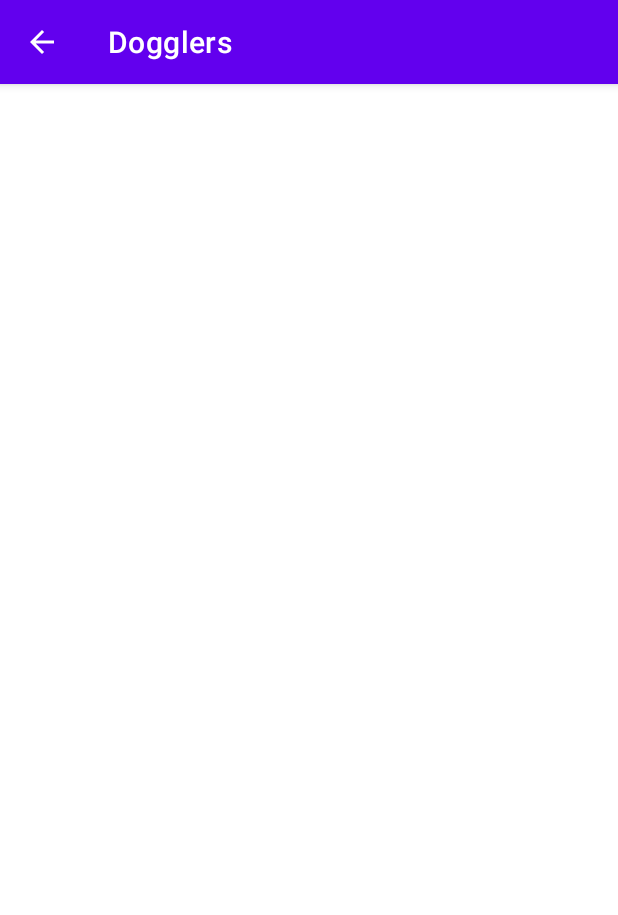
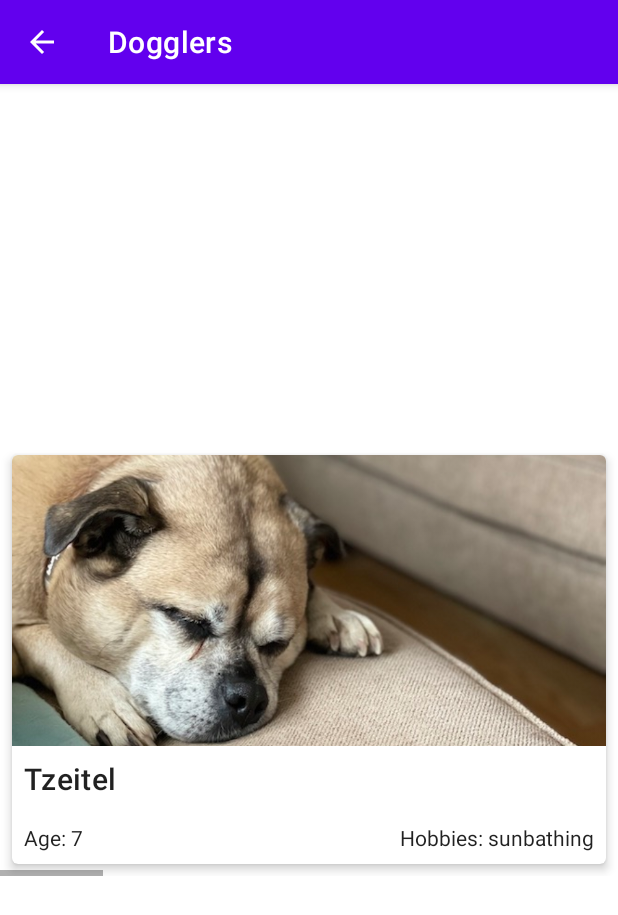
Before and after one commit to Gil-Campos/Android-Basics-in-Kotlin, an Android app: the HorizontalListActivity screen opened directly, with no data from a screen before it, on a phone screen of 412 x 824 dp. Shown: the top 915 px of the screen. Run offline under Robolectric (Android 15) with nearby library versions, the phone set to English and light mode, and no system bars.

```diff
--- a/Unit-2/android-basics-kotlin-dogglers-app/app/src/main/java/com/example/dogglers/adapter/DogCardAdapter.kt
+++ b/Unit-2/android-basics-kotlin-dogglers-app/app/src/main/java/com/example/dogglers/adapter/DogCardAdapter.kt
@@ -16,9 +16,15 @@
 package com.example.dogglers.adapter
 
 import android.content.Context
+import android.view.LayoutInflater
 import android.view.View
 import android.view.ViewGroup
+import android.widget.ImageView
+import android.widget.TextView
 import androidx.recyclerview.widget.RecyclerView
+import com.example.dogglers.R
+import com.example.dogglers.data.DataSource
+import com.example.dogglers.model.Dog
 
 /**
  * Adapter to inflate the appropriate list item layout and populate the view with information
@@ -27,40 +33,43 @@ import androidx.recyclerview.widget.RecyclerView
 class DogCardAdapter(
     private val context: Context?,
     private val layout: Int
-): RecyclerView.Adapter<DogCardAdapter.DogCardViewHolder>() {
+) : RecyclerView.Adapter<DogCardAdapter.DogCardViewHolder>() {
 
-    // TODO: Initialize the data using the List found in data/DataSource
+    private val dogs: List<Dog> = DataSource.dogs
 
     /**
      * Initialize view elements
      */
-    class DogCardViewHolder(view: View?): RecyclerView.ViewHolder(view!!) {
-        // TODO: Declare and initialize all of the list item UI components
+    class DogCardViewHolder(view: View?) : RecyclerView.ViewHolder(view!!) {
+        val dogImage: ImageView = view!!.findViewById(R.id.dog_image)
+        val dogName: TextView = view!!.findViewById(R.id.dog_name)
+        val dogAge: TextView = view!!.findViewById(R.id.dog_age)
+        val dogHobbies: TextView = view!!.findViewById(R.id.dog_hobbies)
     }
 
     override fun onCreateViewHolder(parent: ViewGroup, viewType: Int): DogCardViewHolder {
-        // TODO: Use a conditional to determine the layout type and set it accordingly.
-        //  if the layout variable is Layout.GRID the grid list item should be used. Otherwise the
-        //  the vertical/horizontal list item should be used.
 
-        // TODO Inflate the layout
+        val adapterLayout = when (layout) {
+            1 -> LayoutInflater.from(parent.context)
+                .inflate(R.layout.vertical_horizontal_list_item, parent, false)
+            2 -> LayoutInflater.from(parent.context)
+                .inflate(R.layout.vertical_horizontal_list_item, parent, false)
+            else -> LayoutInflater.from(parent.context)
+                .inflate(R.layout.grid_list_item, parent, false)
+        }
 
-        // TODO: Null should not be passed into the view holder. This should be updated to reflect
-        //  the inflated layout.
-        return DogCardViewHolder(null)
+        return DogCardViewHolder(adapterLayout)
     }
 
-    override fun getItemCount(): Int = 0 // TODO: return the size of the data set instead of 0
+    override fun getItemCount(): Int = dogs.size
 
     override fun onBindViewHolder(holder: DogCardViewHolder, position: Int) {
-        // TODO: Get the data at the current position
-        // TODO: Set the image resource for the current dog
-        // TODO: Set the text for the current dog's name
-        // TODO: Set the text for the current dog's age
+        val data = dogs[position]
+        holder.dogImage.setImageResource(data.imageResourceId)
+
         val resources = context?.resources
-        // TODO: Set the text for the current dog's hobbies by passing the hobbies to the
-        //  R.string.dog_hobbies string constant.
-        //  Passing an argument to the string resource looks like:
-        //  resources?.getString(R.string.dog_hobbies, dog.hobbies)
+        holder.dogName.text = data.name
+        holder.dogAge.text = resources?.getString(R.string.dog_age, data.age)
+        holder.dogHobbies.text = resources?.getString(R.string.dog_hobbies, data.hobbies)
     }
 }
--- a/Unit-2/android-basics-kotlin-dogglers-app/app/src/main/res/layout/vertical_horizontal_list_item.xml
+++ b/Unit-2/android-basics-kotlin-dogglers-app/app/src/main/res/layout/vertical_horizontal_list_item.xml
@@ -27,7 +27,7 @@
         android:layout_height="wrap_content">
 
         <ImageView
-            android:id="@+id/vertical_horizontal_dog_img"
+            android:id="@+id/dog_image"
             android:layout_width="0dp"
             android:layout_height="194dp"
             android:scaleType="centerCrop"
@@ -38,7 +38,7 @@
             tools:srcCompat="@drawable/tzeitel" />
 
         <TextView
-            android:id="@+id/vertical_horizontal_dog_name"
+            android:id="@+id/dog_name"
             android:textAppearance="@style/TextAppearance.MaterialComponents.Headline6"
             android:layout_width="0dp"
             android:layout_height="wrap_content"
@@ -47,29 +47,29 @@
             android:layout_marginEnd="8dp"
             app:layout_constraintEnd_toEndOf="parent"
             app:layout_constraintStart_toStartOf="parent"
-            app:layout_constraintTop_toBottomOf="@id/vertical_horizontal_dog_img"
+            app:layout_constraintTop_toBottomOf="@id/dog_image"
             tools:text="Tzeitel" />
 
         <TextView
-            android:id="@+id/vertical_horizontal_dog_age"
+            android:id="@+id/dog_age"
             android:textAppearance="@style/TextAppearance.AppCompat.Body1"
             android:layout_width="wrap_content"
             android:layout_height="wrap_content"
             android:layout_marginTop="16dp"
             android:layout_marginBottom="8dp"
             app:layout_constraintBottom_toBottomOf="parent"
-            app:layout_constraintStart_toStartOf="@id/vertical_horizontal_dog_name"
-            app:layout_constraintTop_toBottomOf="@id/vertical_horizontal_dog_name"
+            app:layout_constraintStart_toStartOf="@id/dog_name"
+            app:layout_constraintTop_toBottomOf="@id/dog_name"
             tools:text="Age: 7" />
 
         <TextView
-            android:id="@+id/vertical_horizontal_dog_hobbies"
+            android:id="@+id/dog_hobbies"
             android:textAppearance="@style/TextAppearance.AppCompat.Body1"
             android:layout_width="wrap_content"
             android:layout_height="wrap_content"
-            app:layout_constraintBottom_toBottomOf="@+id/vertical_horizontal_dog_age"
-            app:layout_constraintEnd_toEndOf="@id/vertical_horizontal_dog_name"
-            app:layout_constraintTop_toTopOf="@+id/vertical_horizontal_dog_age"
+            app:layout_constraintBottom_toBottomOf="@+id/dog_age"
+            app:layout_constraintEnd_toEndOf="@id/dog_name"
+            app:layout_constraintTop_toTopOf="@+id/dog_age"
             tools:text="Hobbies: sunbathing" />
 
 
```
Also changed, not shown: Unit-2/android-basics-kotlin-dogglers-app/app/build.gradle (+9 -9 lines), Unit-2/android-basics-kotlin-dogglers-app/app/src/main/res/layout/grid_list_item.xml (+11 -11 lines).
